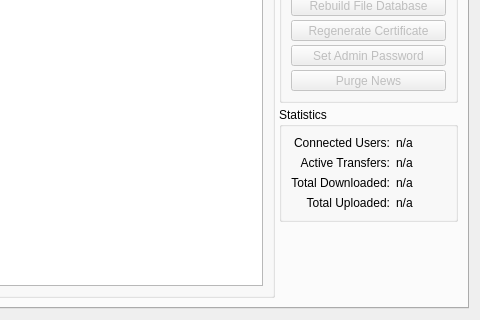
Old version of the form qw_server_gui/QwmMonitorWindow.ui in the repository pcjpnet/qwired-suite; both pictures show x 220 to 700 and y 130 to 450 of the 700 by 450 pixel window.
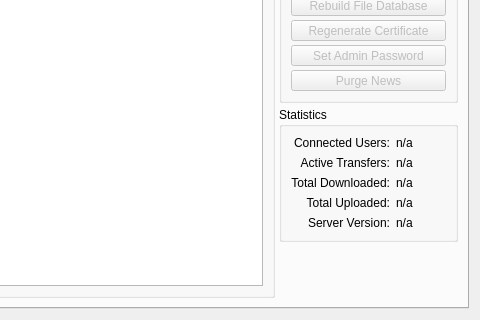
New version of the form. Icons and pictures are not drawn.

Commit message: Added VERSION command to console protocol. Added support for VERSION command to GUI and added a label to the server widget.

```diff
--- a/qw_server_gui/QwmMonitorWindow.ui
+++ b/qw_server_gui/QwmMonitorWindow.ui
@@ -380,6 +380,29 @@
                 </property>
                </widget>
               </item>
+              <item row="4" column="0">
+               <widget class="QLabel" name="label_10">
+                <property name="text">
+                 <string>Server Version:</string>
+                </property>
+                <property name="alignment">
+                 <set>Qt::AlignRight|Qt::AlignTrailing|Qt::AlignVCenter</set>
+                </property>
+               </widget>
+              </item>
+              <item row="4" column="1">
+               <widget class="QLabel" name="fStatsServerVersion">
+                <property name="minimumSize">
+                 <size>
+                  <width>50</width>
+                  <height>0</height>
+                 </size>
+                </property>
+                <property name="text">
+                 <string notr="true">n/a</string>
+                </property>
+               </widget>
+              </item>
              </layout>
             </item>
            </layout>
```
Left out of the diff: 6 changed lines with no effect on the pictures. The commit also changes 6 other files.
